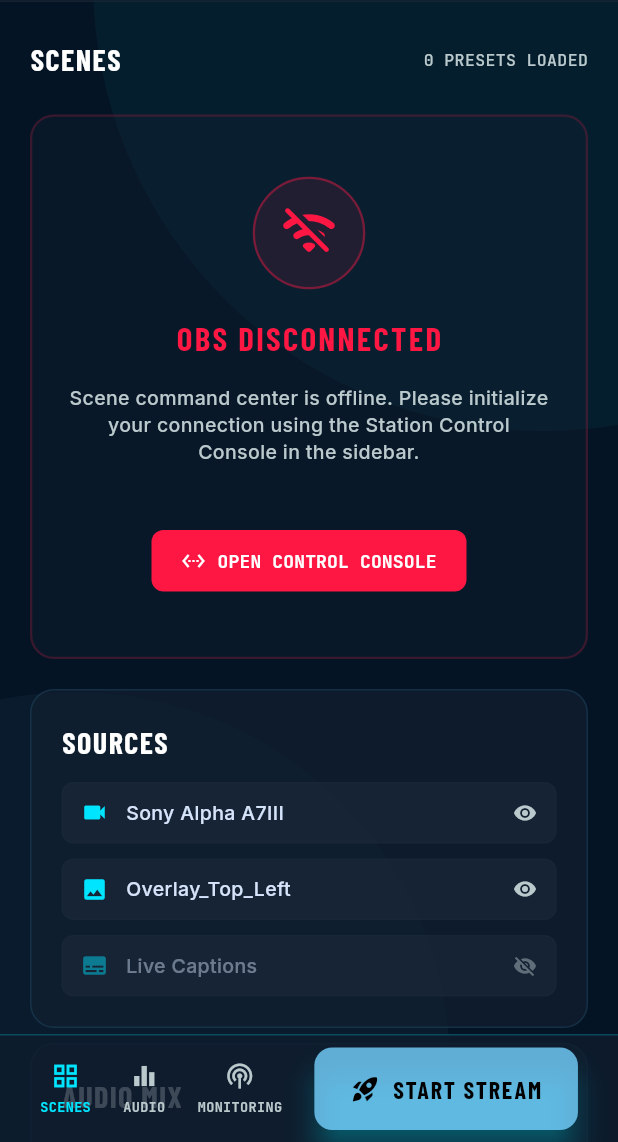
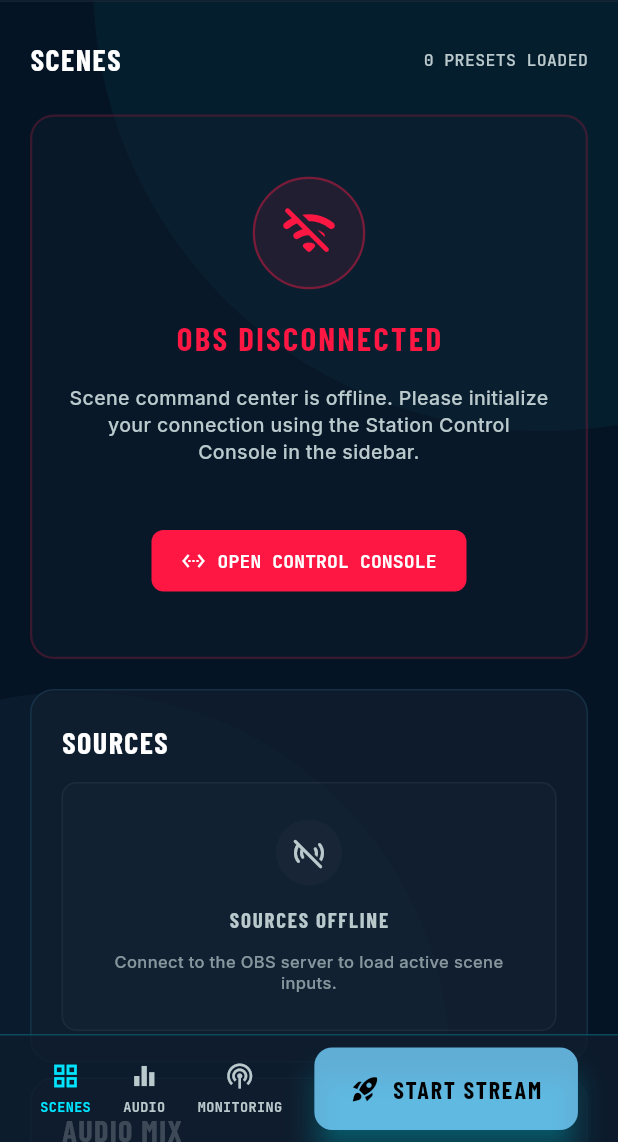
Before and after one commit to samakunchan/obs_manager, a Flutter app: the screen it shows after launch, on a phone screen of 412 x 824 dp, the part 94-1236 px from its top. Run offline on Flutter 3.47's test engine with Material 3 defaults, Android fonts, the phone set to English and light mode, and no system bars; our stand-ins replace dartz, dio, get_it, google_fonts, signals_flutter, wakelock_plus; missing offline and left inert: obs_websocket.

Commit message:
feat: sources
- Added sources features.
- Refacto structures for sources.

```diff
--- /dev/null
+++ b/lib/features/o_b_s_sources/services/services.dart
@@ -0,0 +1,4 @@
+/// Centralized Sources Services Exports
+library;
+
+export 'o_b_s_sources_service.dart';
--- /dev/null
+++ b/lib/features/o_b_s_sources/widgets/offline_sources_placeholder.dart
@@ -0,0 +1,59 @@
+import 'package:flutter/material.dart';
+import 'package:google_fonts/google_fonts.dart';
+import 'package:obs_manager/core/index.dart';
+
+/// A custom cyber-aesthetic placeholder widget displayed when OBS is disconnected
+class OfflineSourcesPlaceholder extends StatelessWidget {
+  const OfflineSourcesPlaceholder({super.key});
+
+  @override
+  Widget build(BuildContext context) {
+    return Container(
+      width: double.infinity,
+      padding: const EdgeInsets.symmetric(vertical: 24, horizontal: 16),
+      decoration: BoxDecoration(
+        color: AppColors.cyberSurfaceContainerHigh.withValues(alpha: 0.2),
+        borderRadius: BorderRadius.circular(AppDefaultValues.kBorderRadiusQuaternary),
+        border: Border.all(
+          color: AppColors.cyberHighlight,
+        ),
+      ),
+      child: Column(
+        mainAxisAlignment: .center,
+        spacing: 12,
+        children: [
+          Container(
+            padding: const EdgeInsets.all(10),
+            decoration: BoxDecoration(
+              color: AppColors.cyberHighlight.withValues(alpha: 0.1),
+              shape: BoxShape.circle,
+            ),
+            child: const Icon(
+              Icons.sensors_off_rounded,
+              color: AppColors.cyberTextMuted,
+              size: 24,
+            ),
+          ),
+          Text(
+            'SOURCES OFFLINE',
+            style: GoogleFonts.barlowCondensed(
+              fontSize: 14,
+              fontWeight: FontWeight.bold,
+              letterSpacing: 1.2,
+              color: AppColors.cyberTextMuted,
+            ),
+          ),
+          Text(
+            'Connect to the OBS server to load active scene inputs.',
+            textAlign: TextAlign.center,
+            style: GoogleFonts.inter(
+              fontSize: 11,
+              height: 1.3,
+              color: AppColors.cyberTextMuted.withValues(alpha: 0.7),
+            ),
+          ),
+        ],
+      ),
+    );
+  }
+}
--- /dev/null
+++ b/lib/features/o_b_s_sources/widgets/sources_panel.dart
@@ -0,0 +1,108 @@
+import 'package:flutter/material.dart';
+import 'package:google_fonts/google_fonts.dart';
+import 'package:obs_manager/core/index.dart';
+import 'package:obs_manager/features/o_b_s_server/services/services.dart';
+import 'package:obs_manager/features/o_b_s_sources/o_b_s_sources.dart';
+import 'package:signals_flutter/signals_flutter.dart';
+
+/// Active video and image input sources panel
+class SourcesPanel extends StatelessWidget {
+  const SourcesPanel({super.key});
+
+  IconData _getIconForSource(String inputKind) {
+    final String kind = inputKind.toLowerCase();
+    if (kind.contains('camera') || kind.contains('video') || kind.contains('dshow')) {
+      return Icons.videocam_rounded;
+    }
+    if (kind.contains('image') || kind.contains('slideshow') || kind.contains('png') || kind.contains('jpg')) {
+      return Icons.image_rounded;
+    }
+    if (kind.contains('text') || kind.contains('gdi') || kind.contains('free_type')) {
+      return Icons.title_rounded;
+    }
+    if (kind.contains('audio') || kind.contains('wasapi') || kind.contains('mic') || kind.contains('sound')) {
+      return Icons.volume_up_rounded;
+    }
+    if (kind.contains('browser')) {
+      return Icons.language_rounded;
+    }
+    if (kind.contains('capture') || kind.contains('screen') || kind.contains('window') || kind.contains('monitor')) {
+      return Icons.desktop_windows_rounded;
+    }
+    if (kind.contains('color')) {
+      return Icons.color_lens_rounded;
+    }
+    return Icons.layers_rounded;
+  }
+
+  @override
+  Widget build(BuildContext context) {
+    final OBSService obsService = getIt<OBSService>();
+    final OBSSourcesService sourcesService = getIt<OBSSourcesService>();
+
+    return Watch((_) {
+      final isConnected = obsService.isConnected.value;
+      final List<Widget> children = [];
+
+      if (isConnected) {
+        final currentSources = sourcesService.sources.value;
+        if (currentSources.isEmpty) {
+          children.add(
+            Padding(
+              padding: const EdgeInsets.symmetric(vertical: 20),
+              child: Center(
+                child: Text(
+                  'NO SOURCES DETECTED',
+                  style: GoogleFonts.jetBrainsMono(fontSize: 12, color: AppColors.cyberTextMuted, fontWeight: .bold),
+                ),
+              ),
+            ),
+          );
+        } else {
+          for (final source in currentSources) {
+            children.add(
+              SourceRow(
+                icon: _getIconForSource(source.inputKind ?? ''),
+                label: source.sourceName,
+                isVisible: source.sceneItemEnabled,
+                onTap: () => sourcesService.toggleSourceEnabled(source),
+              ),
+            );
+          }
+        }
+      }
+
+      return Container(
+        padding: const EdgeInsets.all(AppDefaultValues.kBorderRadiusPrimary),
+        decoration: BoxDecoration(
+          color: AppColors.cyberSurfaceContainer.withValues(alpha: 0.6),
+          borderRadius: BorderRadius.circular(AppDefaultValues.kBorderRadiusSecondary),
+          border: Border.all(color: const Color(0x1F4FC3F7)),
+        ),
+        child: Column(
+          spacing: 12,
+          crossAxisAlignment: .stretch,
+          children: [
+            /// Header
+            Row(
+              mainAxisAlignment: .spaceBetween,
+              children: [
+                Text('SOURCES', style: AppTextTheme.barlowCondensed),
+              ],
+            ),
+
+            /// Sources list or placeholder
+            if (isConnected)
+              Column(
+                spacing: 10,
+                crossAxisAlignment: .stretch,
+                children: children,
+              )
+            else
+              const OfflineSourcesPlaceholder(),
+          ],
+        ),
+      );
+    });
+  }
+}
--- /dev/null
+++ b/lib/features/o_b_s_sources/widgets/widgets.dart
@@ -0,0 +1,6 @@
+/// Centralized Source Widgets Exports
+library;
+
+export 'offline_sources_placeholder.dart';
+export 'source_row.dart';
+export 'sources_panel.dart';
--- a/lib/pages/main_page/desktop_layout.dart
+++ b/lib/pages/main_page/desktop_layout.dart
@@ -1,5 +1,6 @@
 import 'package:flutter/material.dart';
 import 'package:obs_manager/features/o_b_s_scenes/o_b_s_scenes.dart';
+import 'package:obs_manager/features/o_b_s_sources/o_b_s_sources.dart';
 import 'package:obs_manager/widgets/widgets.dart';
 
 /// Dynamic Widescreen Split Panel Layout Widget
--- a/lib/pages/main_page/mobile_layout.dart
+++ b/lib/pages/main_page/mobile_layout.dart
@@ -1,5 +1,6 @@
 import 'package:flutter/material.dart';
 import 'package:obs_manager/features/o_b_s_scenes/o_b_s_scenes.dart';
+import 'package:obs_manager/features/o_b_s_sources/o_b_s_sources.dart';
 import 'package:obs_manager/widgets/widgets.dart';
 
 /// Dynamic Vertical Mobile Stacking Layout Widget
--- a/lib/widgets/sources_panel.dart
+++ /dev/null
@@ -1,100 +0,0 @@
-import 'package:flutter/material.dart';
-import 'package:google_fonts/google_fonts.dart';
-import 'package:obs_manager/core/index.dart';
-
-/// List element inside sources
-class SourceRow extends StatelessWidget {
-  const SourceRow({
-    required this.icon,
-    required this.label,
-    required this.isVisible,
-    super.key,
-  });
-
-  final IconData icon;
-  final String label;
-  final bool isVisible;
-
-  @override
-  Widget build(BuildContext context) {
-    return Container(
-      padding: const EdgeInsets.symmetric(horizontal: 12, vertical: 10),
-      decoration: BoxDecoration(
-        color: AppColors.cyberSurfaceContainerHigh.withValues(alpha: 0.5),
-        borderRadius: BorderRadius.circular(8),
-        border: Border.all(
-          color: const Color(0x0C3B494C),
-        ),
-      ),
-      child: Opacity(
-        opacity: isVisible ? 1.0 : 0.45,
-        child: Row(
-          mainAxisAlignment: .spaceBetween,
-          children: [
-            Row(
-              spacing: 12,
-              children: [
-                Icon(icon, size: 18, color: AppColors.cyberCyan),
-                Text(
-                  label,
-                  style: GoogleFonts.inter(
-                    fontSize: 13,
-                    fontWeight: .w500,
-                    color: AppColors.cyberTextLight,
-                  ),
-                ),
-              ],
-            ),
-            Icon(
-              isVisible ? Icons.visibility : Icons.visibility_off,
-              size: 16,
-              color: AppColors.cyberTextMuted,
-            ),
-          ],
-        ),
-      ),
-    );
-  }
-}
-
-/// Active video and image input sources panel
-class SourcesPanel extends StatelessWidget {
-  const SourcesPanel({super.key});
-
-  @override
-  Widget build(BuildContext context) {
-    return Container(
-      padding: const EdgeInsets.all(AppDefaultValues.kBorderRadiusPrimary),
-      decoration: BoxDecoration(
-        color: AppColors.cyberSurfaceContainer.withValues(alpha: 0.6),
-        borderRadius: BorderRadius.circular(AppDefaultValues.kBorderRadiusSecondary),
-        border: Border.all(color: const Color(0x1F4FC3F7)),
-      ),
-      child: Column(
-        spacing: 12,
-        crossAxisAlignment: .stretch,
-        children: [
-          /// Header
-          Row(
-            mainAxisAlignment: .spaceBetween,
-            children: [
-              Text('SOURCES', style: AppTextTheme.barlowCondensed),
-              // const Icon(Icons.add_circle, color: AppColors.cyberTextMuted, size: 20),
-            ],
-          ),
-
-          /// Sources list
-          const Column(
-            spacing: 10,
-            crossAxisAlignment: .stretch,
-            children: [
-              SourceRow(icon: Icons.videocam, label: 'Sony Alpha A7III', isVisible: true),
-              SourceRow(icon: Icons.image, label: 'Overlay_Top_Left', isVisible: true),
-              SourceRow(icon: Icons.subtitles, label: 'Live Captions', isVisible: false),
-            ],
-          ),
-        ],
-      ),
-    );
-  }
-}
```
Also changed, not shown: lib/features/o_b_s_sources/o_b_s_sources.dart (added, +8 -0 lines), lib/features/o_b_s_sources/services/o_b_s_sources_service.dart (added, +60 -0 lines), lib/features/o_b_s_sources/widgets/source_row.dart (added, +59 -0 lines).
